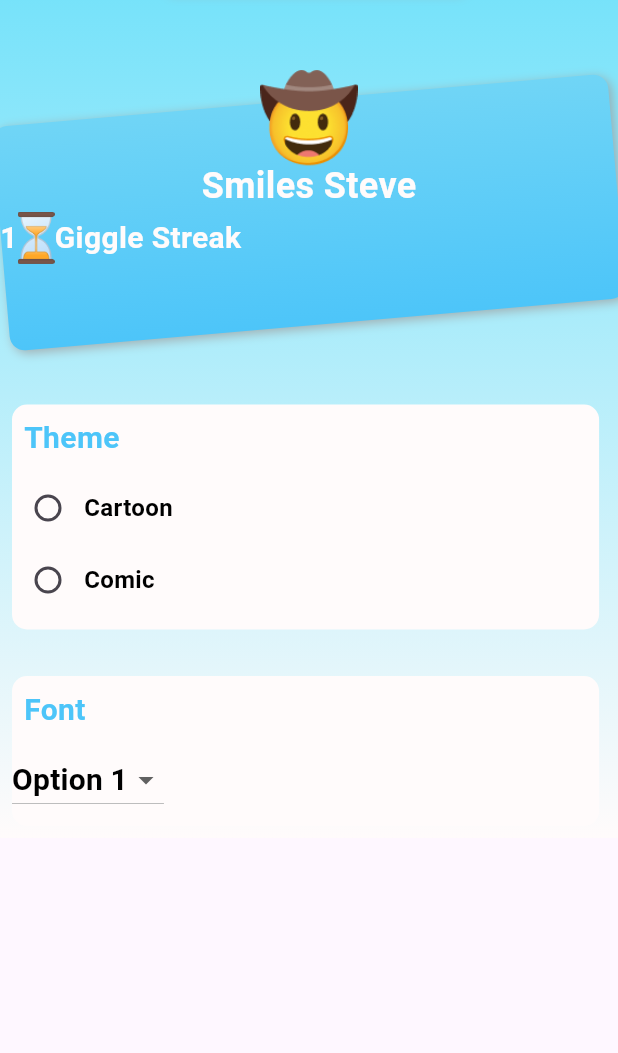
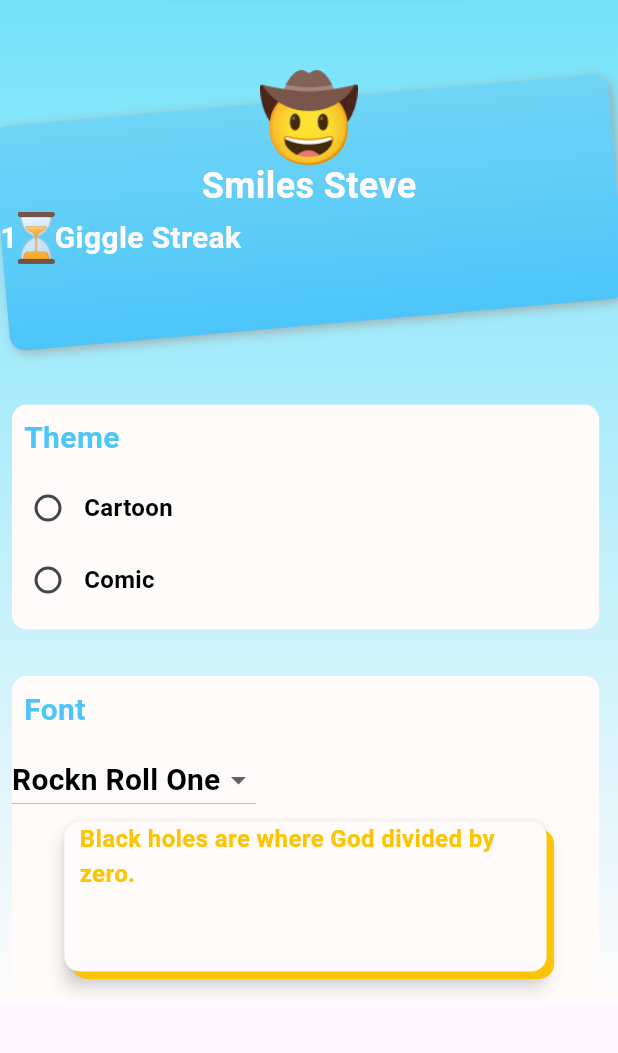
Before and after one commit to guptan404/comic_clock, a Flutter app: the ProfilePage screen opened directly, on a phone screen of 412 x 824 dp, the part 155-1208 px from its top. Run offline on Flutter 3.47's test engine with Material 2 defaults, Android fonts, the phone set to English and light mode, and no system bars; our stand-ins replace google_fonts, icons_plus, share_plus, shared_preferences; missing offline and left inert: delayed_widget, text_to_speech, widgets_to_image; accounts and stored records are empty; network calls fail; Roboto replaces fonts that are missing (Rockn Roll One).

Commit message:
first commit

```diff
--- a/lib/Screens/ProfilePage.dart
+++ b/lib/Screens/ProfilePage.dart
@@ -2,6 +2,7 @@ import 'package:flutter/material.dart';
 
 import '../Utils/constants.dart';
 import '../Widgets/AppBar.dart';
+import '../Widgets/ListCardContainer.dart';
 
 class ProfilePage extends StatefulWidget {
   static const String routeName = '/profile';
@@ -12,6 +13,9 @@ class ProfilePage extends StatefulWidget {
 }
 
 class _ProfilePageState extends State<ProfilePage> {
+
+  String cf = AppConstants.fontNames[0];
+  var currentFont = AppConstants.rocknRollOne;
 
   @override
   Widget build(BuildContext context) {
@@ -137,7 +141,7 @@ class _ProfilePageState extends State<ProfilePage> {
                 padding: const EdgeInsets.all(8.0),
                 child: Container(
                   width: MediaQuery.of(context).size.width * 0.95,
-                  height: 100,
+                  height: 210,
                   decoration: BoxDecoration(
                     color: kPrimaryColor,
                     borderRadius: BorderRadius.circular(10),
@@ -152,33 +156,122 @@ class _ProfilePageState extends State<ProfilePage> {
                           style: AppConstants.kText.copyWith(color: kSecondaryColor),
                         ),
                       ),
+                      //Create a viewpoer to display Font Changes
                       DropdownButton<String>(
-                        value: 'option1', // Set the initial selected value
+                        value: cf, // Set the initial selected value
                         onChanged: (value) {
                           // Handle font selection here
+                          if(value == AppConstants.fontNames[0])
+                            {
+                              cf=AppConstants.fontNames[0];
+                              setState(() {
+                                currentFont = AppConstants.rocknRollOne;
+                              });
+                            }
+                          else if(value == AppConstants.fontNames[1])
+                          {
+                            cf=AppConstants.fontNames[1];
+                            setState(() {
+                              currentFont = AppConstants.quando;
+                            });
+                          }
+                          else if(value == AppConstants.fontNames[2])
+                          {
+                            cf=AppConstants.fontNames[2];
+                            setState(() {
+                              currentFont = AppConstants.quando2;
+                            });
+                          }
+                          else if(value == AppConstants.fontNames[3])
+                          {
+                            cf=AppConstants.fontNames[3];
+                            setState(() {
+                              currentFont = AppConstants.russoOne;
+                            });
+                          }
+                          else if(value == AppConstants.fontNames[4])
+                          {
+                            cf=AppConstants.fontNames[4];
+                            setState(() {
+                              currentFont = AppConstants.novaCut;
+                            });
+                          }
                         },
                         items: [
                           DropdownMenuItem(
-                            value: 'option1',
-                            child: Text('Option 1', style: AppConstants.kText.copyWith(color: kdarkTextColor)),
+                            value: AppConstants.fontNames[0],
+                            child: Text(
+                              AppConstants.fontNames[0],
+                              style: AppConstants.rocknRollOne.copyWith(color: kdarkTextColor),
+                            ),
                           ),
                           DropdownMenuItem(
-                            value: 'option2',
-                            child: Text('Option 2', style: AppConstants.kText.copyWith(color: kdarkTextColor)),
+                            value: AppConstants.fontNames[1],
+                            child: Text(
+                              AppConstants.fontNames[1],
+                              style: AppConstants.quando.copyWith(color: kdarkTextColor),
+                            ),
                           ),
                           DropdownMenuItem(
-                            value: 'option3',
-                            child: Text('Option 3', style: AppConstants.kText.copyWith(color: kdarkTextColor)),
+                            value: AppConstants.fontNames[2],
+                            child: Text(
+                              AppConstants.fontNames[2],
+                              style: AppConstants.quando2.copyWith(color: kdarkTextColor),
+                            ),
                           ),
                           DropdownMenuItem(
-                            value: 'option4',
-                            child: Text('Option 4', style: AppConstants.kText.copyWith(color: kdarkTextColor)),
+                            value: AppConstants.fontNames[3],
+                            child: Text(
+                              AppConstants.fontNames[3],
+                              style: AppConstants.russoOne.copyWith(color: kdarkTextColor),
+                            ),
                           ),
                           DropdownMenuItem(
-                            value: 'option5',
-                            child: Text('Option 5', style: AppConstants.kText.copyWith(color: kdarkTextColor)),
+                            value: AppConstants.fontNames[4],
+                            child: Text(
+                              AppConstants.fontNames[4],
+                              style: AppConstants.novaCut.copyWith(color: kdarkTextColor),
+                            ),
                           ),
                         ],
+                      ),
+                      Center(
+                        child: Card(
+                          elevation: 5,
+                          shape: RoundedRectangleBorder(
+                            borderRadius: BorderRadius.circular(10.0),
+                          ),
+                          child: Container(
+                            width: MediaQuery.of(context).size.width * 0.78,
+                            height: 100,
+                            decoration: BoxDecoration(
+                              color:kPrimaryColor,
+                              borderRadius: BorderRadius.circular(10.0),
+                              boxShadow: [
+                                BoxShadow(
+                                  color: kAccentColor,
+                                  offset: Offset(5, 5), // Shadow offset for bottom and right
+                                  //blurRadius: 5,
+                                ),
+                              ],
+                            ),
+                            child: Column(
+                              children: [
+                                Padding(
+                                  padding: const EdgeInsets.only(left: 10.0, right: 10.0),
+                                  child: Text(
+                                    "Black holes are where God divided by zero.",//joke
+                                    style: currentFont.copyWith(fontSize: 16,color: kAccentColor),
+                                    textAlign: TextAlign.start,
+                                    //softWrap: true,
+                                    overflow: TextOverflow.ellipsis,
+                                    maxLines: 2,// Display ellipsis for long text
+                                  ),
+                                ),
+                              ],
+                            ),
+                          ),
+                        ),
                       ),
                     ],
                   ),
--- a/lib/Utils/constants.dart
+++ b/lib/Utils/constants.dart
@@ -48,6 +48,14 @@ LinearGradient kCardGradient = LinearGradient(
 
 
 class AppConstants {
+
+  static List<String> fontNames = [
+    'Rockn Roll One',
+    'Quando',
+    'Quando2',
+    'Russo One',
+    'Nova Cut',
+  ];
   // Fonts
   static TextStyle kProfileText = GoogleFonts.sirinStencil(
       fontSize: 24,
```
